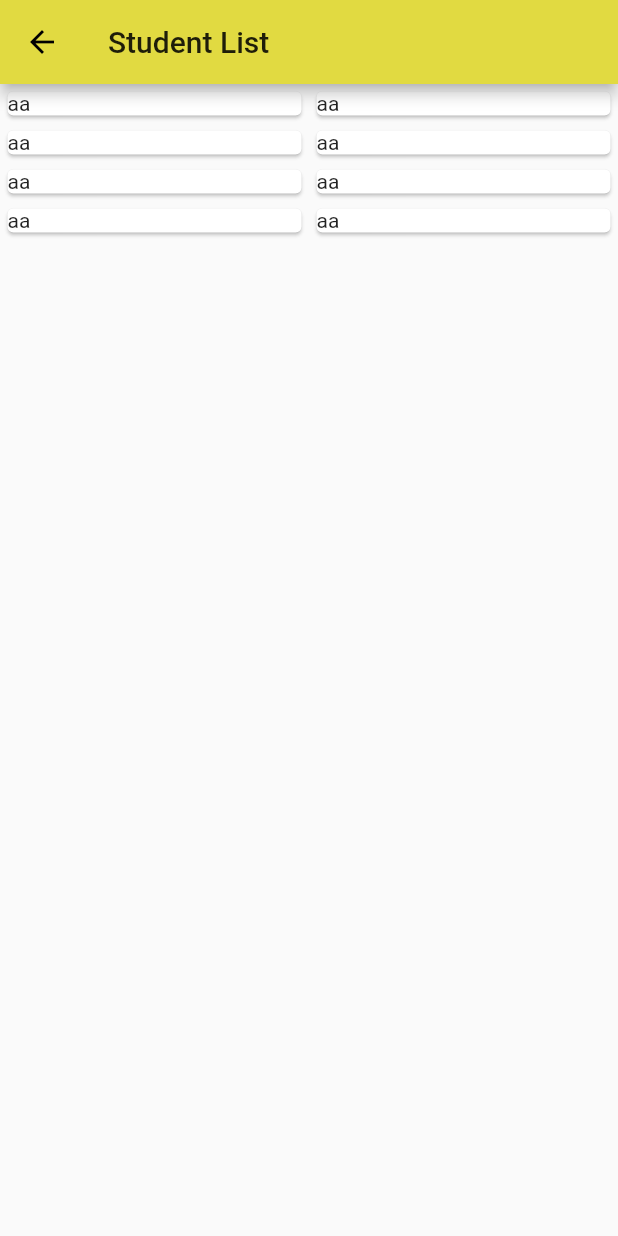
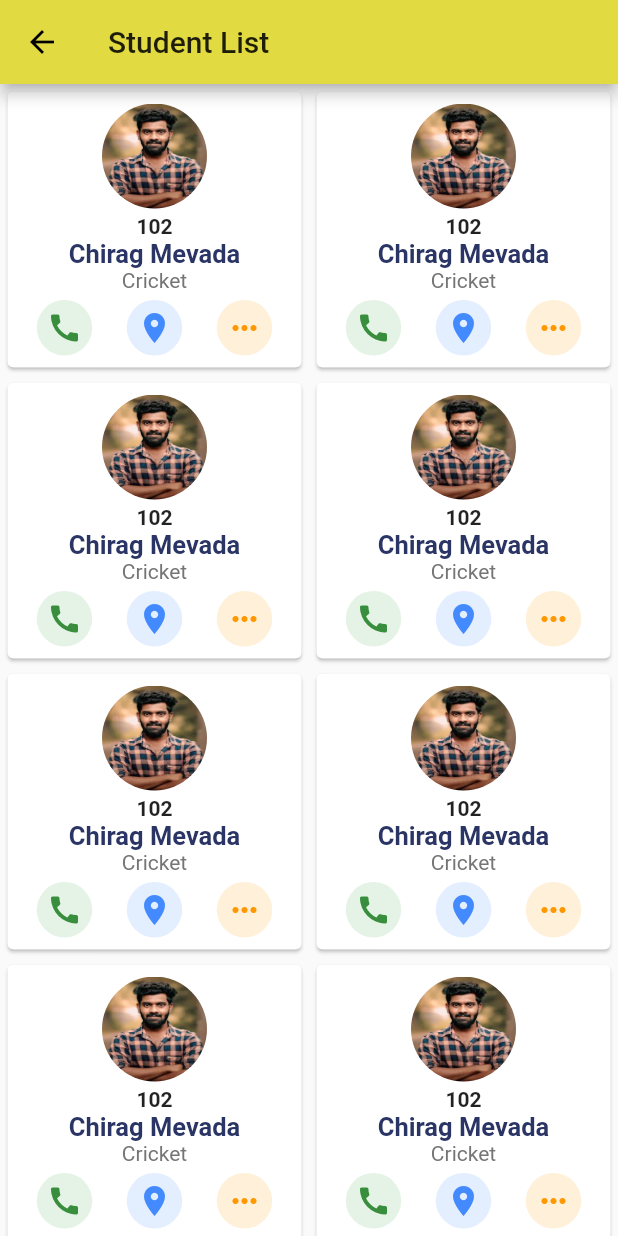
Before and after one commit to itfuturz2020/keval2020, a Flutter app: the studentList screen opened by its route, on a phone screen of 412 x 824 dp. Run offline on Flutter 3.47's test engine with Material 2 defaults, Android fonts, the phone set to English and light mode, and no system bars; our stand-ins replace dio, flutter_native_image, image_picker, progress_dialog, shared_preferences; missing offline and left inert: flutter_cupertino_date_picker, xml2json; accounts and stored records are empty; Roboto replaces fonts that are missing (Montserrat).

Commit message:
student listing design

```diff
--- a/lib/screens/studentList.dart
+++ b/lib/screens/studentList.dart
@@ -1,5 +1,6 @@
 import 'package:flutter/material.dart';
 import 'package:flutter_staggered_grid_view/flutter_staggered_grid_view.dart';
+import 'package:bss_admin/common/constant.dart' as cnst;
 
 class studentList extends StatefulWidget {
   @override
@@ -19,7 +20,108 @@ class _studentListState extends State<studentList> {
         itemBuilder: (BuildContext context, int index) {
           return Card(
             margin: EdgeInsets.all(5),
-            child: Text("aa"),
+            child: Padding(
+              padding: const EdgeInsets.all(8.0),
+              child: Column(
+                children: <Widget>[
+                  ClipOval(
+                    child: Image.asset(
+                      "images/my_photo.jpeg",
+                      width: 70,
+                      height: 70,
+                      fit: BoxFit.fill,
+                    ),
+                  ),
+                  Padding(padding: EdgeInsets.only(top: 4)),
+                  Text(
+                    "102",
+                    style: TextStyle(
+                      fontWeight: FontWeight.w600,
+                    ),
+                  ),
+                  Text(
+                    "Chirag Mevada",
+                    style: TextStyle(
+                        fontSize: 17,
+                        fontWeight: FontWeight.w600,
+                        color: cnst.fontColors),
+                  ),
+                  Text(
+                    "Cricket",
+                    style: TextStyle(color: Colors.grey[600]),
+                  ),
+                  Padding(padding: EdgeInsets.only(top: 5)),
+                  Row(
+                    mainAxisAlignment: MainAxisAlignment.spaceAround,
+                    children: <Widget>[
+                      Stack(
+                        alignment: Alignment.center,
+                        children: <Widget>[
+                          Opacity(
+                            child: Container(
+                              width: 37,
+                              height: 37,
+                              decoration: BoxDecoration(
+                                  color: Colors.green,
+                                  borderRadius:
+                                      BorderRadius.all(Radius.circular(50))),
+                              alignment: Alignment.center,
+                            ),
+                            opacity: 0.15,
+                          ),
+                          Icon(
+                            Icons.call,
+                            color: Colors.green[700],
+                          ),
+                        ],
+                      ),
+                      Stack(
+                        alignment: Alignment.center,
+                        children: <Widget>[
+                          Opacity(
+                            child: Container(
+                              width: 37,
+                              height: 37,
+                              decoration: BoxDecoration(
+                                  color: Colors.blueAccent,
+                                  borderRadius:
+                                      BorderRadius.all(Radius.circular(50))),
+                              alignment: Alignment.center,
+                            ),
+                            opacity: 0.15,
+                          ),
+                          Icon(
+                            Icons.location_on,
+                            color: Colors.blueAccent,
+                          ),
+                        ],
+                      ),
+                      Stack(
+                        alignment: Alignment.center,
+                        children: <Widget>[
+                          Opacity(
+                            child: Container(
+                              width: 37,
+                              height: 37,
+                              decoration: BoxDecoration(
+                                  color: Colors.orange,
+                                  borderRadius:
+                                      BorderRadius.all(Radius.circular(50))),
+                              alignment: Alignment.center,
+                            ),
+                            opacity: 0.15,
+                          ),
+                          Icon(
+                            Icons.more_horiz,
+                            color: Colors.orange,
+                          ),
+                        ],
+                      ),
+                    ],
+                  ),
+                ],
+              ),
+            ),
           );
         },
         staggeredTileBuilder: (_) => StaggeredTile.fit(2),
--- a/pubspec.yaml
+++ b/pubspec.yaml
@@ -58,6 +58,7 @@ flutter:
     - images/salary.png
     - images/student_list.png
     - images/youtube.png
+    - images/my_photo.jpeg
 
   # An image asset can refer to one or more resolution-specific "variants", see
   # https://flutter.dev/assets-and-images/#resolution-aware.
```
Also changed, not shown: images/my_photo.jpeg (added).
